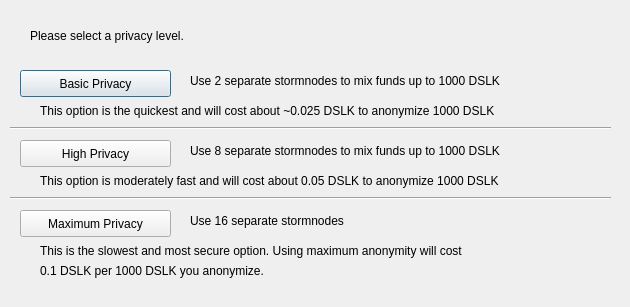
Qt form src/qt/forms/sandstormconfig.ui (duality-solutions/Dynamic) before a commit.
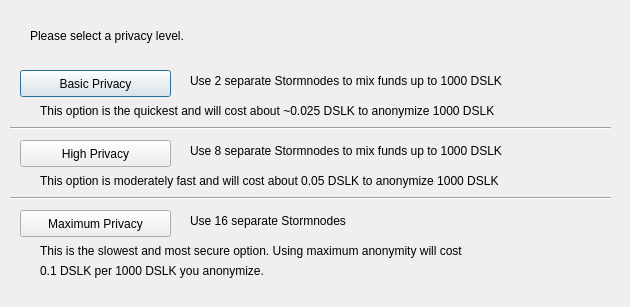
The same form after that commit.

Commit message: stormnode->Stormnode string changes, just locale files todo

```diff
--- a/src/qt/forms/sandstormconfig.ui
+++ b/src/qt/forms/sandstormconfig.ui
@@ -75,7 +75,7 @@
     </rect>
    </property>
    <property name="text">
-    <string>Use 2 separate stormnodes to mix funds up to 1000 DSLK</string>
+    <string>Use 2 separate Stormnodes to mix funds up to 1000 DSLK</string>
    </property>
   </widget>
   <widget class="QLabel" name="label_3">
@@ -88,7 +88,7 @@
     </rect>
    </property>
    <property name="text">
-    <string>Use 8 separate stormnodes to mix funds up to 1000 DSLK</string>
+    <string>Use 8 separate Stormnodes to mix funds up to 1000 DSLK</string>
    </property>
   </widget>
   <widget class="QLabel" name="label_4">
@@ -101,7 +101,7 @@
     </rect>
    </property>
    <property name="text">
-    <string>Use 16 separate stormnodes</string>
+    <string>Use 16 separate Stormnodes</string>
    </property>
   </widget>
   <widget class="QLabel" name="label_6">
```
The commit also changes 44 other files.
